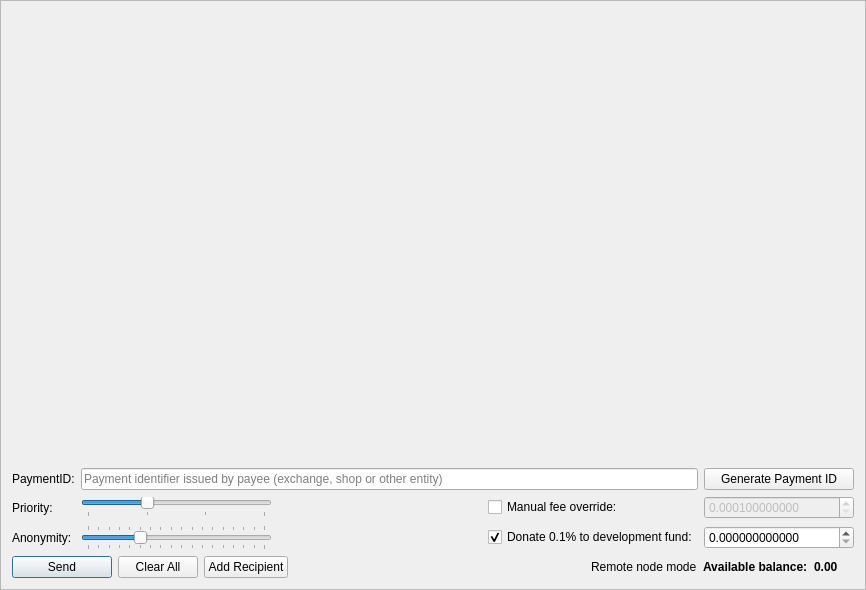
First picture: the form in src/gui/ui/sendframe.ui, repository cryptonotefoundation/cryptonotewallet, before the edit.
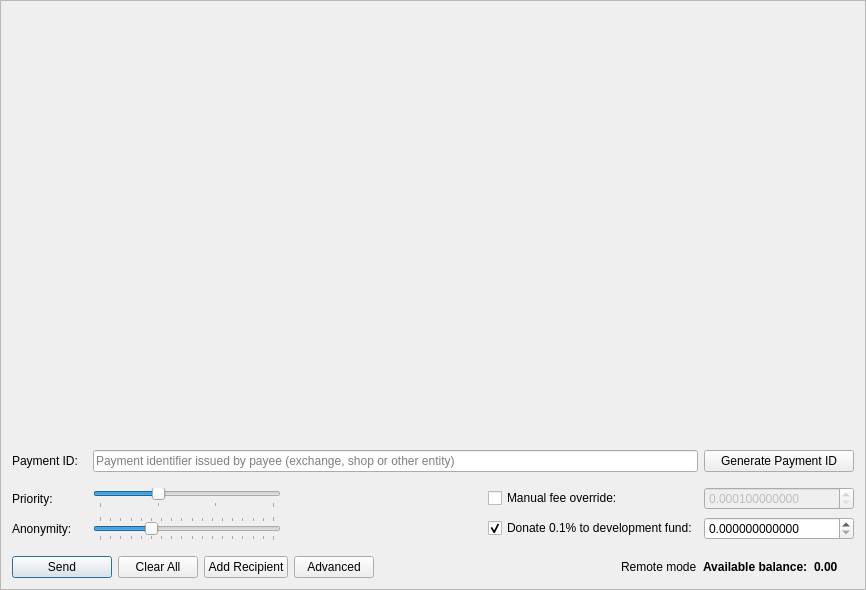
Second picture: the form after the edit. Icons and pictures are not drawn.

Commit message: Advanced Send settings

```diff
--- a/src/gui/ui/sendframe.ui
+++ b/src/gui/ui/sendframe.ui
@@ -68,14 +68,100 @@
          <property name="topMargin">
           <number>5</number>
          </property>
-         <item row="2" column="0">
+         <item row="0" column="0">
+          <widget class="QLabel" name="label_6">
+           <property name="sizePolicy">
+            <sizepolicy hsizetype="Preferred" vsizetype="Preferred">
+             <horstretch>0</horstretch>
+             <verstretch>0</verstretch>
+            </sizepolicy>
+           </property>
+           <property name="minimumSize">
+            <size>
+             <width>75</width>
+             <height>0</height>
+            </size>
+           </property>
+           <property name="maximumSize">
+            <size>
+             <width>100</width>
+             <height>16777215</height>
+            </size>
+           </property>
+           <property name="text">
+            <string>Payment ID:</string>
+           </property>
+          </widget>
+         </item>
+         <item row="0" column="2">
+          <widget class="QPushButton" name="m_generatePaymentIdButton">
+           <property name="sizePolicy">
+            <sizepolicy hsizetype="Preferred" vsizetype="Fixed">
+             <horstretch>0</horstretch>
+             <verstretch>0</verstretch>
+            </sizepolicy>
+           </property>
+           <property name="minimumSize">
+            <size>
+             <width>150</width>
+             <height>0</height>
+            </size>
+           </property>
+           <property name="maximumSize">
+            <size>
+             <width>200</width>
+             <height>16777215</height>
+            </size>
+           </property>
+           <property name="text">
+            <string>Generate Payment ID</string>
+           </property>
+          </widget>
+         </item>
+         <item row="0" column="1">
+          <widget class="QLineEdit" name="m_paymentIdEdit">
+           <property name="maxLength">
+            <number>64</number>
+           </property>
+           <property name="placeholderText">
+            <string>Payment identifier issued by payee (exchange, shop or other entity)</string>
+           </property>
+          </widget>
+         </item>
+        </layout>
+       </item>
+       <item>
+        <widget class="QFrame" name="m_advancedWidget">
+         <layout class="QGridLayout" name="advancedGridLayout">
+          <property name="leftMargin">
+           <number>0</number>
+          </property>
+          <property name="topMargin">
+           <number>9</number>
+          </property>
+          <property name="rightMargin">
+           <number>0</number>
+          </property>
+          <item row="1" column="0">
           <widget class="QLabel" name="label_2">
+            <property name="minimumSize">
+             <size>
+              <width>75</width>
+              <height>0</height>
+             </size>
+            </property>
+            <property name="maximumSize">
+             <size>
+              <width>100</width>
+              <height>16777215</height>
+             </size>
+            </property>
            <property name="text">
             <string>Anonymity:</string>
            </property>
           </widget>
          </item>
-         <item row="2" column="4">
+          <item row="1" column="4">
           <widget class="QCheckBox" name="donateCheckBox">
            <property name="text">
             <string>Donate 0.1% to development fund:</string>
@@ -85,21 +171,26 @@
            </property>
           </widget>
          </item>
-         <item row="1" column="0">
+          <item row="0" column="0">
           <widget class="QLabel" name="label_3">
+            <property name="minimumSize">
+             <size>
+              <width>75</width>
+              <height>0</height>
+             </size>
+            </property>
+            <property name="maximumSize">
+             <size>
+              <width>100</width>
+              <height>16777215</height>
+             </size>
+            </property>
            <property name="text">
             <string>Priority:</string>
            </property>
           </widget>
          </item>
-         <item row="0" column="0">
-          <widget class="QLabel" name="label_6">
-           <property name="text">
-            <string>PaymentID:</string>
-           </property>
-          </widget>
-         </item>
-         <item row="2" column="1">
+          <item row="1" column="1">
           <widget class="QSlider" name="m_mixinSlider">
            <property name="maximumSize">
             <size>
@@ -143,35 +234,6 @@
           </widget>
          </item>
          <item row="0" column="5">
-          <widget class="QPushButton" name="m_generatePaymentIdButton">
-           <property name="sizePolicy">
-            <sizepolicy hsizetype="Preferred" vsizetype="Fixed">
-             <horstretch>0</horstretch>
-             <verstretch>0</verstretch>
-            </sizepolicy>
-           </property>
-           <property name="maximumSize">
-            <size>
-             <width>200</width>
-             <height>16777215</height>
-            </size>
-           </property>
-           <property name="text">
-            <string>Generate Payment ID</string>
-           </property>
-          </widget>
-         </item>
-         <item row="0" column="1" colspan="4">
-          <widget class="QLineEdit" name="m_paymentIdEdit">
-           <property name="maxLength">
-            <number>64</number>
-           </property>
-           <property name="placeholderText">
-            <string>Payment identifier issued by payee (exchange, shop or other entity)</string>
-           </property>
-          </widget>
-         </item>
-         <item row="1" column="5">
           <widget class="QDoubleSpinBox" name="m_feeSpin">
            <property name="enabled">
             <bool>false</bool>
@@ -194,9 +256,6 @@
            <property name="locale">
             <locale language="English" country="UnitedStates"/>
            </property>
-           <property name="readOnly">
-            <bool>false</bool>
-           </property>
            <property name="suffix">
             <string/>
            </property>
@@ -217,7 +276,7 @@
            </property>
           </widget>
          </item>
-         <item row="2" column="5">
+          <item row="1" column="5">
           <widget class="QDoubleSpinBox" name="m_donateSpin">
            <property name="minimumSize">
             <size>
@@ -254,7 +313,7 @@
            </property>
           </widget>
          </item>
-         <item row="2" column="3">
+          <item row="1" column="3">
           <spacer name="horizontalSpacer">
            <property name="orientation">
             <enum>Qt::Horizontal</enum>
@@ -270,12 +329,12 @@
            </property>
           </spacer>
          </item>
-         <item row="1" column="1">
+          <item row="0" column="1">
           <layout class="QGridLayout" name="m_priorityGridLayout">
            <property name="verticalSpacing">
             <number>0</number>
            </property>
-           <item row="0" column="0">
+            <item row="1" column="0">
             <widget class="QSlider" name="m_prioritySlider">
              <property name="maximumSize">
               <size>
@@ -317,14 +376,14 @@
            </item>
           </layout>
          </item>
-         <item row="2" column="2">
+          <item row="1" column="2">
           <widget class="QLabel" name="m_mixinLabel">
            <property name="text">
             <string/>
            </property>
           </widget>
          </item>
-         <item row="1" column="4">
+          <item row="0" column="4">
           <widget class="QCheckBox" name="m_manualFeeCheckBox">
            <property name="text">
             <string>Manual fee override:</string>
@@ -332,6 +391,7 @@
           </widget>
          </item>
         </layout>
+        </widget>
        </item>
       </layout>
      </widget>
@@ -381,6 +441,20 @@
        </property>
       </widget>
      </item>
+     <item>
+      <widget class="QPushButton" name="m_advancedButton">
+       <property name="text">
+        <string>Advanced</string>
+       </property>
+       <property name="icon">
+        <iconset resource="../../resources.qrc">
+         <normaloff>:/icons/add</normaloff>:/icons/add</iconset>
+       </property>
+       <property name="checkable">
+        <bool>true</bool>
+       </property>
+      </widget>
+     </item>
      <item>
       <spacer name="horizontalSpacer_2">
        <property name="orientation">
@@ -406,7 +480,7 @@
         <string>Wallet is connected through remote node. Additional 0.25% fee will be applied.</string>
        </property>
        <property name="text">
-        <string>Remote node mode</string>
+        <string>Remote mode</string>
        </property>
       </widget>
      </item>
```
Left out of the diff: 61 changed lines with no effect on the pictures. Lines whose indentation alone changed are shown as unchanged. The commit also changes 2 other files.
